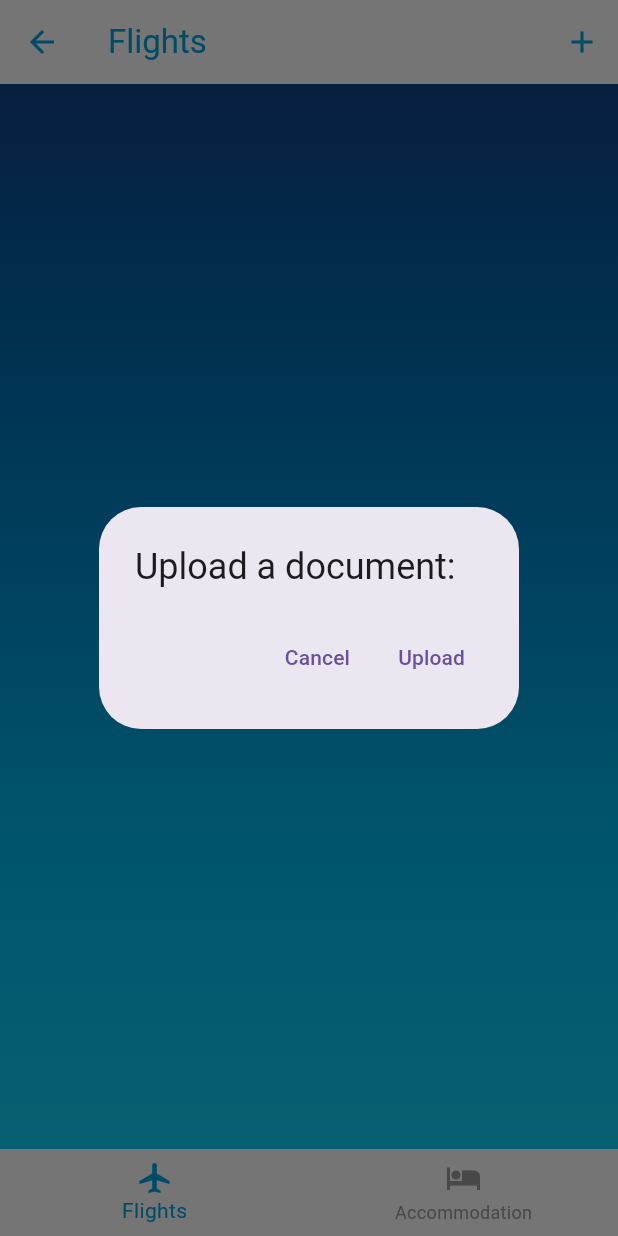
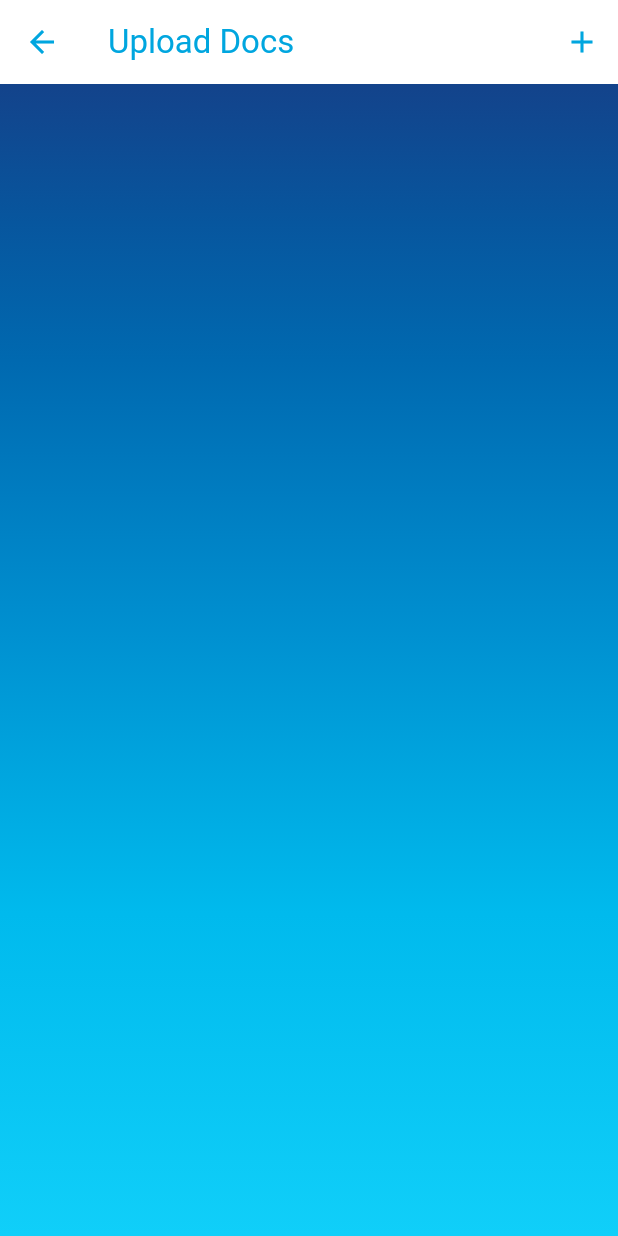
Before and after one commit to matthewyeo1/WanderWise, a Flutter app: the ManageFlightsBookingsPage screen opened directly, after a tap on the "add" icon, on a phone screen of 412 x 824 dp. Run offline on Flutter 3.47's test engine with Material 3 defaults, Android fonts, the phone set to English and light mode, and no system bars; our stand-ins replace cloud_firestore, file_picker, firebase_auth, firebase_core, firebase_storage, google_maps_flutter and 1 more; missing offline and left inert: firebase_app_check, flutter_pdfview; accounts and stored records are empty.

Commit message:
-modified: document upload function: now only accepts pdf/doc formatted files, can display on screen, -to do next: modify such that the files uploaded will not disappear when navigating

```diff
--- a/ww_code/lib/main.dart
+++ b/ww_code/lib/main.dart
@@ -7,11 +7,13 @@ import 'menu_page.dart';
 import 'create_account.dart';
 import 'forgot_password.dart';
 import 'aesthetics/splashscreen.dart';
+import 'package:firebase_app_check/firebase_app_check.dart';
 
 void main() async {
   _setupLogging();
   WidgetsFlutterBinding.ensureInitialized();
   await Firebase.initializeApp();
+  await FirebaseAppCheck.instance.activate();
   FirebaseFirestore.instance.settings = const Settings(persistenceEnabled: true);
   runApp(const MyApp());
 }
@@ -56,7 +58,7 @@ class MyApp extends StatelessWidget {
         '/create_account': (content) => const CreateAccountPage(),
         '/forgot_password': (context) => const ForgotPasswordPage(),
       },
-      debugShowCheckedModeBanner: false,
+      debugShowCheckedModeBanner: true,
     );
   }
 }
--- a/ww_code/lib/manage_flights_bookings_page.dart
+++ b/ww_code/lib/manage_flights_bookings_page.dart
@@ -1,13 +1,15 @@
+import 'package:cloud_firestore/cloud_firestore.dart';
 import 'package:flutter/material.dart';
 import 'package:file_picker/file_picker.dart';
-import 'dart:io'; // Import the dart:io package for File class
+import 'package:url_launcher/url_launcher.dart';
+import 'dart:io';
 import 'aesthetics/colour_gradient.dart';
-import 'hotel_bookings_page.dart';
+import 'package:firebase_storage/firebase_storage.dart';
+import 'package:flutter_pdfview/flutter_pdfview.dart';
 import 'package:firebase_auth/firebase_auth.dart';
-import 'package:firebase_storage/firebase_storage.dart';
 
 class ManageFlightsBookingsPage extends StatefulWidget {
-  const ManageFlightsBookingsPage({super.key});
+  const ManageFlightsBookingsPage({Key? key}) : super(key: key); // Fixed key constructor
 
   @override
   ManageFlightsBookingsPageState createState() =>
@@ -15,168 +17,132 @@ class ManageFlightsBookingsPage extends StatefulWidget {
 }
 
 class ManageFlightsBookingsPageState extends State<ManageFlightsBookingsPage> {
-  int _selectedIndex = 0;
   late String userId;
-  List<Reference> files = [];
+  File? file;
+  String? url;
+  var name;
+
+  bool isPDF = false;
 
   @override
   void initState() {
     super.initState();
-    _initializeUserId();
+    loadFileUrl();
   }
 
   @override
   void didChangeDependencies() {
     super.didChangeDependencies();
-    // load flight documents
   }
 
-  Future<void> _initializeUserId() async {
-    User? user = FirebaseAuth.instance.currentUser;
-    if (user != null) {
+  void loadFileUrl() async {
+    try {
+      DocumentSnapshot doc = await FirebaseFirestore.instance
+          .collection("Users")
+          .doc("file")
+          .get();
+      if (doc.exists) {
         setState(() {
-        userId = user.uid;
+          url = doc['url'];
+          file = File(doc['filePath']);
+          isPDF = doc['isPDF'];
         });
-      await _loadFiles();
-    } else {
-      Navigator.pushReplacementNamed(context, '/login');
+      }
+    } catch (e) {
+      ScaffoldMessenger.of(context).showSnackBar(
+        const SnackBar(
+          content: Text("Add documents here"),
+        ),
+      );
     }
   }
 
-  Future<void> _loadFiles() async {
-    final ListResult result =
-        await FirebaseStorage.instance.ref(userId).listAll();
+  getFile() async {
+    FilePickerResult? result = await FilePicker.platform.pickFiles(
+        type: FileType.custom, allowedExtensions: ['pdf', 'doc']);
+    if (result != null) {
+      File document = File(result.files.single.path.toString());
       setState(() {
-      files = result.items;
+        file = document;
+        name = result.names.toString();
+        isPDF = result.files.single.extension == 'pdf';
+        url = null;
       });
+      uploadFile();
+    }
   }
 
-  Future<void> _uploadFile() async {
-    final result = await showDialog<bool>(
-      context: context,
-      builder: (context) {
-        return AlertDialog(
-          title: const Text('Upload a document:'),
-          actions: [
-            TextButton(
-              onPressed: () {
-                Navigator.pop(context, false);
-              },
-              child: const Text('Cancel'),
+  uploadFile() async {
+    try {
+      User? user = FirebaseAuth.instance.currentUser;
+
+      if (user != null) {
+      var myFile =
+          FirebaseStorage.instance.ref().child("Users").child(user.uid).child('/$name');
+      UploadTask task = myFile.putFile(file!);
+      TaskSnapshot snapshot = await task;
+      String? downloadurl = await snapshot.ref.getDownloadURL();
+      FirebaseFirestore.instance.collection('Users').doc("file").set({
+        "url": downloadurl,
+        "filePath": file!.path,
+        "isPDF": isPDF,
+      });
+      setState(() {
+        url = downloadurl;
+      });
+      print(url);
+      if (url != null && file != null) {
+        ScaffoldMessenger.of(context).showSnackBar(
+          const SnackBar(
+            content: Text('Upload successful!'),
           ),
-            TextButton(
-              onPressed: () async {
-                final filePickerResult = await FilePicker.platform.pickFiles();
-                if (filePickerResult != null &&
-                    filePickerResult.files.single.path != null) {
-                  final file = File(filePickerResult.files.single.path!);
-                  final fileRef = FirebaseStorage.instance
-                      .ref('$userId/${file.uri.pathSegments.last}');
-                  await fileRef.putFile(file);
-                  await _loadFiles(); // Reload files to update the list
-                }
-                Navigator.pop(context, true);
-              },
-              child: const Text('Upload'),
-            ),
-          ],
         );
-      },
-    );
-  }
-
-  Future<void> _viewFile(String url) async {
-    Navigator.push(
-      context,
-      MaterialPageRoute(
-        builder: (context) => Scaffold(
-          appBar: AppBar(
-            title: const Text('View Document'),
-          ),
-          body: Center(
-            child: Image.network(url),
-          ),
-        ),
+      } else {
+        ScaffoldMessenger.of(context).showSnackBar(
+          const SnackBar(
+            content: Text('An error occurred'),
           ),
         );
       }
-
-  Future<void> _renameFile(Reference ref) async {
-    TextEditingController _controller = TextEditingController();
-    await showDialog<void>(
-      context: context,
-      builder: (context) {
-        return AlertDialog(
-          title: const Text('Rename Document'),
-          content: TextField(
-            controller: _controller,
-            decoration: const InputDecoration(hintText: "Enter new name"),
+      }
+    } on Exception catch (e) {
+      print(e);
+      ScaffoldMessenger.of(context).showSnackBar(
+        const SnackBar(
+          content: Text('An error occurred'),
         ),
-          actions: [
-            TextButton(
-              onPressed: () {
-                Navigator.pop(context);
-              },
-              child: const Text('Cancel'),
-            ),
-            TextButton(
-              onPressed: () async {
-                final newName = _controller.text;
-                if (newName.isNotEmpty) {
-                  final newRef = FirebaseStorage.instance
-                      .ref('$userId/$newName');
-                  await newRef.putFile(File(await ref.getDownloadURL()));
-                  await ref.delete();
-                  await _loadFiles(); // Reload files to update the list
-                }
-                Navigator.pop(context);
-              },
-              child: const Text('Rename'),
-            ),
-          ],
       );
-      },
-    );
-  }
-
-  Future<void> _deleteFile(Reference ref) async {
-    final shouldDelete = await _showDeleteConfirmationDialog();
-    if (shouldDelete) {
-      await ref.delete();
-      await _loadFiles(); // Reload files to update the list
     }
   }
 
-  Future<bool> _showDeleteConfirmationDialog() {
-    return showDialog<bool>(
-      context: context,
-      builder: (context) {
-        return AlertDialog(
-          title: const Text('Delete Document'),
-          content: const Text('Delete this document?'),
-          actions: [
-            TextButton(
-              onPressed: () {
-                Navigator.pop(context, false);
+  Widget viewFile() {
+    if (url != null && isPDF) {
+      return Expanded(
+        child: PDFView(
+          filePath: file?.path ?? '', // Added null check for file path
+        ),
+      );
+    } else if (url != null) {
+      return InkWell(
+        onTap: () async {
+          if (await canLaunch(url!)) {
+            await launch(url!);
+          } else {
+            ScaffoldMessenger.of(context).showSnackBar(
+              const SnackBar(
+                content: Text('Could not open file.'),
+              ),
+            );
+          }
         },
-              child: const Text('Cancel'),
+        child: Container(
+          // Add your child widget here
+          // This could be an icon or text to indicate the file is not a PDF
         ),
-            TextButton(
-              onPressed: () {
-                Navigator.pop(context, true);
-              },
-              child: const Text('Delete'),
-            ),
-          ],
       );
-      },
-    ).then((value) => value ?? false);
+    } else {
+      return Container(); // Return an empty container if url is null
     }
-
-  void _onItemTapped(int index) {
-    setState(() {
-      _selectedIndex = index;
-    });
   }
 
   @override
@@ -184,24 +150,17 @@ class ManageFlightsBookingsPageState extends State<ManageFlightsBookingsPage> {
     return Scaffold(
       appBar: AppBar(
         backgroundColor: Colors.white,
-        title: Text(
-          _selectedIndex == 0 ? 'Flights' : 'Accommodation',
-          style: const TextStyle(color: Color(0xFF00A6DF)),
+        title: const Text(
+          'Upload Docs',
+          style: TextStyle(color: Color(0xFF00A6DF)),
         ),
         iconTheme: const IconThemeData(
           color: Color(0xFF00A6DF),
         ),
-        actions: _selectedIndex == 0
-            ? [
+        actions: [
           IconButton(
             icon: const Icon(Icons.add),
-                  onPressed: _uploadFile,
-                ),
-              ]
-            : [
-                IconButton(
-                  icon: const Icon(Icons.add),
-                  onPressed: null,
+            onPressed: getFile,
           ),
         ],
       ),
@@ -209,66 +168,8 @@ class ManageFlightsBookingsPageState extends State<ManageFlightsBookingsPage> {
         decoration: BoxDecoration(
           gradient: getAppGradient(),
         ),
-        child: Center(
-          child: _selectedIndex == 0 ? _buildFileList() : const Text('bye'),
-        ),
-      ),
-      bottomNavigationBar: BottomNavigationBar(
-        items: const <BottomNavigationBarItem>[
-          BottomNavigationBarItem(
-            icon: Icon(Icons.airplanemode_active),
-            label: 'Flights',
-          ),
-          BottomNavigationBarItem(
-            icon: Icon(Icons.hotel),
-            label: 'Accommodation',
-          ),
-        ],
-        currentIndex: _selectedIndex,
-        selectedItemColor: const Color(0xFF00A6DF),
-        unselectedItemColor: Colors.grey,
-        backgroundColor: Colors.white,
-        elevation: 0.0,
-        onTap: _onItemTapped,
+        child: viewFile(), // Use viewFile method to display file
       ),
     );
   }
-
-  Widget _buildFileList() {
-    return ListView.builder(
-      itemCount: files.length,
-      itemBuilder: (context, index) {
-        final fileRef = files[index];
-        return GestureDetector(
-          onTap: () async {
-            final url = await fileRef.getDownloadURL();
-            _viewFile(url);
-          },
-          child: Container(
-            margin: const EdgeInsets.all(8.0),
-            decoration: BoxDecoration(
-              color: Colors.white.withOpacity(0.8),
-              borderRadius: BorderRadius.circular(16.0),
-            ),
-            child: ListTile(
-              title: Text(fileRef.name),
-              trailing: Row(
-                mainAxisSize: MainAxisSize.min,
-                children: [
-                  IconButton(
-                    icon: const Icon(Icons.edit),
-                    onPressed: () => _renameFile(fileRef),
-                  ),
-                  IconButton(
-                    icon: const Icon(Icons.delete),
-                    onPressed: () => _deleteFile(fileRef),
-                  ),
-                ],
-              ),
-            ),
-          ),
-        );
-      },
-    );
 }
-}
--- a/ww_code/pubspec.yaml
+++ b/ww_code/pubspec.yaml
@@ -36,6 +36,9 @@ dependencies:
   file_picker: ^8.0.3
   firebase_storage: ^11.7.7
   gallery_picker: ^0.4.7
+  url_launcher: ^6.3.0
+  flutter_pdfview: ^1.0.0
+  path_provider: ^2.0.0
 
 
 
@@ -48,6 +51,9 @@ dependencies:
   cloud_firestore: ^4.17.3
   crypto: ^3.0.0
   google_maps_flutter: ^2.1.1
+  firebase_app_check: ^0.2.2
+
+
 
 
 dev_dependencies:
```
Also changed, not shown: ww_code/pubspec.lock, 5 other files. Lines whose indentation alone changed are shown as unchanged.
